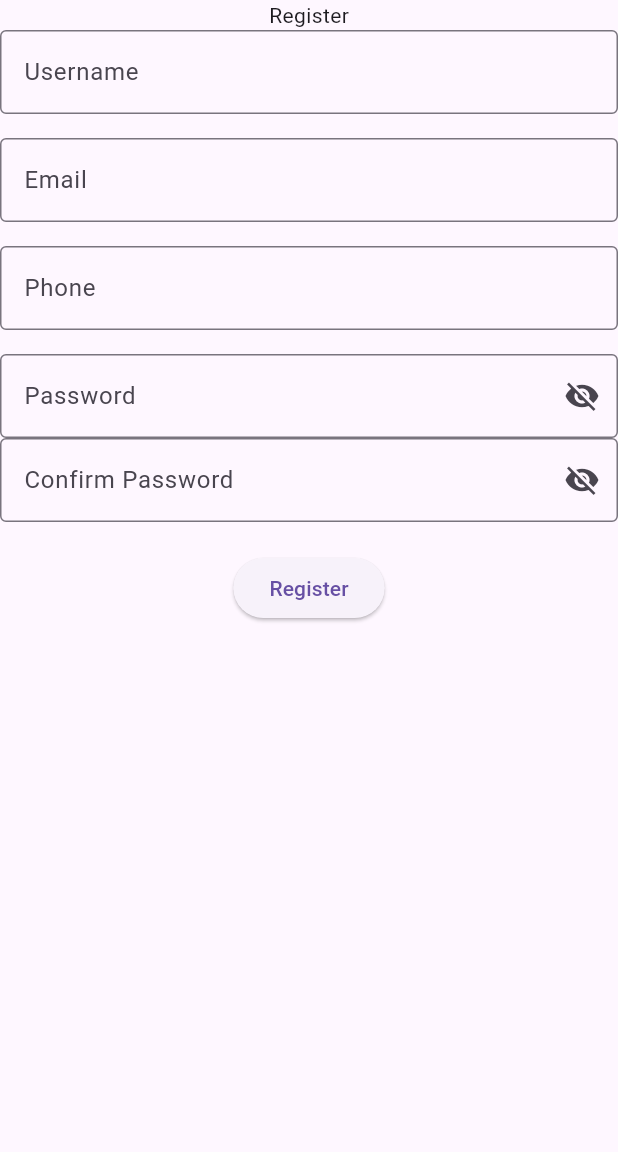
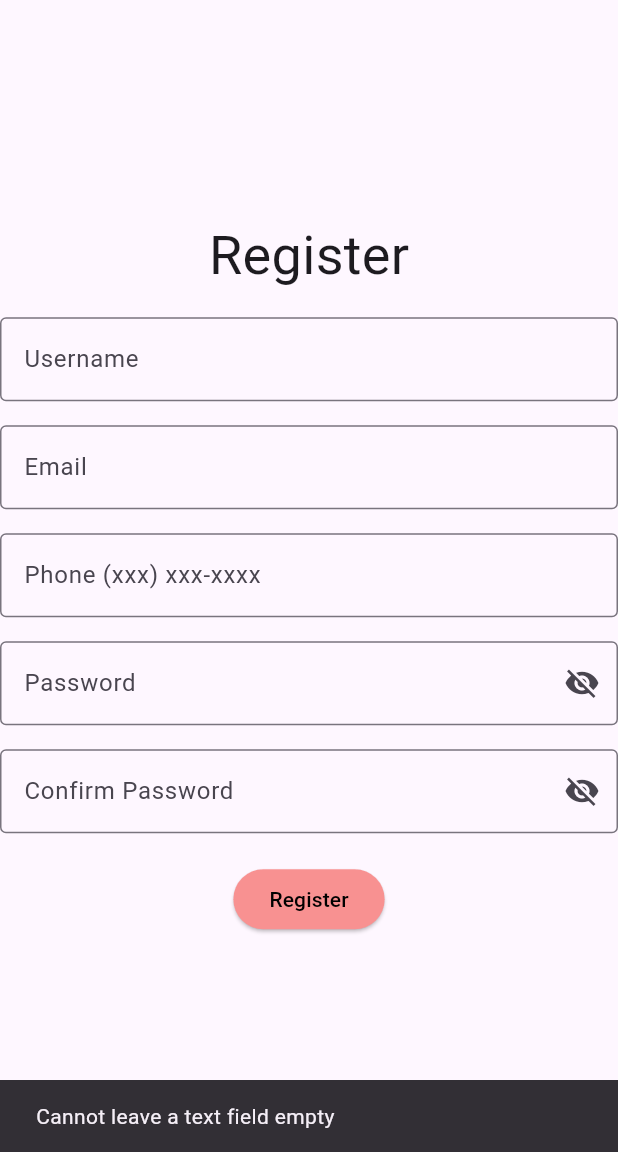
Before and after one commit to Vacheprime/MunchIt, a Flutter app: the Register screen opened directly, after a tap on "Register", on a phone screen of 412 x 824 dp, the part 84-1236 px from its top. Run offline on Flutter 3.47's test engine with Material 3 defaults, Android fonts, the phone set to English and light mode, and no system bars; our stand-ins replace firebase_core; missing offline and left inert: bcrypt; accounts and stored records are empty; network calls fail.

Commit message:
created more views
implemented more views but still missing navigation between them.

```diff
--- a/lib/view/loginpage.dart
+++ b/lib/view/loginpage.dart
@@ -85,10 +85,11 @@ class _LoginPageState extends State<LoginPage> {
               SizedBox(height: 20),
               ElevatedButton(
                 style: ElevatedButton.styleFrom(
-                  backgroundColor: Colors.pink[100],
+                  backgroundColor: Color.fromRGBO(248, 145, 145, 1),
                   foregroundColor: Colors.black,
                 ),
                 onPressed: () {
+                  ScaffoldMessenger.of(context).showSnackBar(SnackBar(content: Text("The username and password does not match. Please try again!")));
                   //if() {
 
                   //}
--- a/lib/view/registerpage.dart
+++ b/lib/view/registerpage.dart
@@ -11,7 +11,6 @@ class Register extends StatefulWidget {
 }
 
 class _RegisterState extends State<Register> {
-
   TextEditingController username = TextEditingController();
   TextEditingController email = TextEditingController();
   TextEditingController phone = TextEditingController();
@@ -21,30 +20,38 @@ class _RegisterState extends State<Register> {
   bool _obscurePassword = true;
   bool _obscureConfirmPassword = true;
 
-
-
   @override
   Widget build(BuildContext context) {
     return Scaffold(
       appBar: AppBar(
-        leading: IconButton(onPressed: () {
-          Navigator.of(context).pop();
-        },
+        leading: IconButton(
+            onPressed: () {
+              Navigator.of(context).pop();
+            },
             icon: Icon(Icons.arrow_back)),
         backgroundColor: Color.fromRGBO(248, 145, 145, 1),
         centerTitle: true,
         title: Text("Munch't"),
         actions: [
-          IconButton(onPressed: () {
-            Navigator.push(context, MaterialPageRoute(builder: (context) => Settings()));
-          }, icon: Icon(Icons.settings))
+          IconButton(
+              onPressed: () {
+                Navigator.push(context,
+                    MaterialPageRoute(builder: (context) => Settings()));
+              },
+              icon: Icon(Icons.settings))
         ],
       ),
       body: Center(
         child: Column(
+          mainAxisAlignment: MainAxisAlignment.center,
           children: [
-            Text("Register"),
-
+            Text(
+              "Register",
+              style: TextStyle(fontSize: 36),
+            ),
+            SizedBox(
+              height: 16,
+            ),
             TextField(
               controller: username,
               decoration: InputDecoration(
@@ -53,7 +60,6 @@ class _RegisterState extends State<Register> {
               ),
             ),
             SizedBox(height: 16),
-
             TextField(
               controller: email,
               decoration: InputDecoration(
@@ -62,17 +68,14 @@ class _RegisterState extends State<Register> {
               ),
             ),
             SizedBox(height: 16),
-
             TextField(
               controller: phone,
               decoration: InputDecoration(
-                labelText: 'Phone',
+                labelText: 'Phone (xxx) xxx-xxxx',
                 border: OutlineInputBorder(),
               ),
             ),
             SizedBox(height: 16),
-
-
             TextField(
               controller: password,
               obscureText: _obscurePassword,
@@ -81,9 +84,7 @@ class _RegisterState extends State<Register> {
                 border: OutlineInputBorder(),
                 suffixIcon: IconButton(
                   icon: Icon(
-                    _obscurePassword
-                        ? Icons.visibility_off
-                        : Icons.visibility,
+                    _obscurePassword ? Icons.visibility_off : Icons.visibility,
                   ),
                   onPressed: () {
                     setState(() {
@@ -93,7 +94,7 @@ class _RegisterState extends State<Register> {
                 ),
               ),
             ),
-
+            SizedBox(height: 16),
             TextField(
               controller: confirm_password,
               obscureText: _obscureConfirmPassword,
@@ -114,18 +115,40 @@ class _RegisterState extends State<Register> {
                 ),
               ),
             ),
-            SizedBox(height: 20,),
-            ElevatedButton(onPressed: () {
-              //user creation
-              if(password.text == confirm_password.text){
-                User user = new User(username.text, email.text, phone.text, password.text);
-                Navigator.push(context, MaterialPageRoute(builder: (context) => MainPage(user)));
-              } else {
-
-              }
-
-            }, child: Text("Register"))
-
+            SizedBox(
+              height: 20,
+            ),
+            ElevatedButton(
+              onPressed: () {
+                //user creation
+                if (password.text.isNotEmpty &&
+                    username.text.isNotEmpty &&
+                    email.text.isNotEmpty &&
+                    phone.text.isNotEmpty &&
+                    confirm_password.text.isNotEmpty) {
+                  if (password.text == confirm_password.text) {
+                    User user = new User(
+                        username.text, email.text, phone.text, password.text);
+                    Navigator.push(
+                        context,
+                        MaterialPageRoute(
+                            builder: (context) => MainPage(user)));
+                  } else {
+                    ScaffoldMessenger.of(context).showSnackBar(SnackBar(
+                        content: Text(
+                            "The password and confirm password do not match")));
+                  }
+                } else {
+                  ScaffoldMessenger.of(context).showSnackBar(SnackBar(
+                      content: Text("Cannot leave a text field empty")));
+                }
+              },
+              child: Text("Register"),
+              style: ElevatedButton.styleFrom(
+                backgroundColor: Color.fromRGBO(248, 145, 145, 1),
+                foregroundColor: Colors.black,
+              ),
+            ),
           ],
         ),
       ),
--- a/lib/view/settingspage.dart
+++ b/lib/view/settingspage.dart
@@ -1,8 +1,11 @@
 import 'package:flutter/material.dart';
 import 'package:munchit/view/aboutuspage.dart';
 
+import '../model/User.dart';
+
 class Settings extends StatefulWidget {
   const Settings({super.key});
+  const Settings.user({required User user});
 
   @override
   State<Settings> createState() => _SettingsState();
@@ -109,6 +112,10 @@ class _SettingsState extends State<Settings> {
                 ),
               ),
             ),
+            SizedBox(height: 20,),
+            ElevatedButton(onPressed: () {
+              //save functionality
+            }, child: Text("Save"))
           ],
         ),
       ),
--- a/lib/view/splashscreen.dart
+++ b/lib/view/splashscreen.dart
@@ -23,8 +23,10 @@ class _SplashState extends State<Splash> {
 
   @override
   Widget build(BuildContext context) {
-    return Center(
+    return Scaffold(
+      body: Center(
         child: Column(
+          mainAxisAlignment: MainAxisAlignment.center,
           children: [
             Text(
               "Munch't",
@@ -39,6 +41,7 @@ class _SplashState extends State<Splash> {
             )
           ],
         ),
+      ),
     );
   }
 }
```
Also changed, not shown: lib/view/createfoodpage.dart (added, +18 -0 lines), lib/view/createrestaurantpage.dart (added, +18 -0 lines), lib/view/createreview.dart (added, +16 -0 lines), lib/view/followingpage.dart (added, +15 -0 lines), lib/view/mainpage.dart (+103 -1 lines), lib/view/aboutuspage.dart (line endings or trailing spaces), lib/view/accountpage.dart (added). Lines whose indentation alone changed are shown as unchanged.
